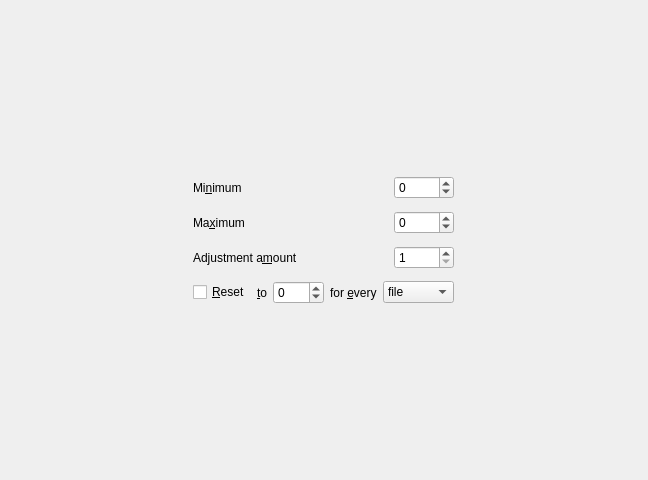
Old version of the form kplayer/kplayersettingshue.ui in the repository KDE/kplayer.
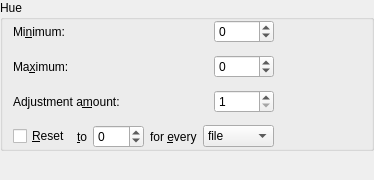
New version of the form. Custom widgets are drawn as their Qt base class.

Commit message: Replace QFrames with QGroupBoxes in configure dialog.

Diff of the .ui file:
```diff
--- a/kplayer/kplayersettingshue.ui
+++ b/kplayer/kplayersettingshue.ui
@@ -6,8 +6,8 @@
    <rect>
     <x>0</x>
     <y>0</y>
-    <width>648</width>
-    <height>480</height>
+    <width>374</width>
+    <height>180</height>
    </rect>
   </property>
   <property name="frameShape">
@@ -21,20 +21,20 @@
   </property>
   <layout class="QGridLayout">
    <item row="0" column="0">
-    <widget class="QFrame" name="frame4">
+    <widget class="QGroupBox" name="groupBox4">
      <property name="sizePolicy">
-      <sizepolicy hsizetype="Fixed" vsizetype="Fixed">
+      <sizepolicy hsizetype="Preferred" vsizetype="Preferred">
        <horstretch>0</horstretch>
        <verstretch>0</verstretch>
       </sizepolicy>
      </property>
-     <property name="frameShape">
-      <enum>QFrame::NoFrame</enum>
-     </property>
-     <property name="frameShadow">
-      <enum>QFrame::Plain</enum>
+     <property name="title">
+      <string>Hue</string>
      </property>
      <layout class="QGridLayout">
+      <property name="leftMargin">
+       <number>10</number>
+      </property>
       <item row="0" column="0">
        <widget class="QLabel" name="l_hue_minimum">
         <property name="sizePolicy">
@@ -50,7 +50,7 @@
          <string>Option to specify a lower limit on the video hue setting.</string>
         </property>
         <property name="text">
-         <string>Mi&amp;nimum</string>
+         <string>Mi&amp;nimum:</string>
         </property>
         <property name="alignment">
          <set>Qt::AlignLeading|Qt::AlignLeft|Qt::AlignVCenter</set>
@@ -103,7 +103,7 @@
          <string>Option to specify an upper limit on the video hue setting.</string>
         </property>
         <property name="text">
-         <string>Ma&amp;ximum</string>
+         <string>Ma&amp;ximum:</string>
         </property>
         <property name="alignment">
          <set>Qt::AlignLeading|Qt::AlignLeft|Qt::AlignVCenter</set>
@@ -159,7 +159,7 @@
          <string>Option to specify the amount by which to change video hue when using Increase/Decrease Hue commands on Player/Video menu or the corresponding keyboard shortcuts.</string>
         </property>
         <property name="text">
-         <string>Adjustment a&amp;mount</string>
+         <string>Adjustment a&amp;mount:</string>
         </property>
         <property name="alignment">
          <set>Qt::AlignLeading|Qt::AlignLeft|Qt::AlignVCenter</set>
@@ -324,9 +324,35 @@
         </item>
        </layout>
       </item>
+      <item row="2" column="2">
+       <spacer name="horizontalSpacer">
+        <property name="orientation">
+         <enum>Qt::Horizontal</enum>
+        </property>
+        <property name="sizeHint" stdset="0">
+         <size>
+          <width>40</width>
+          <height>20</height>
+         </size>
+        </property>
+       </spacer>
+      </item>
      </layout>
     </widget>
    </item>
+   <item row="1" column="0">
+    <spacer name="verticalSpacer">
+     <property name="orientation">
+      <enum>Qt::Vertical</enum>
+     </property>
+     <property name="sizeHint" stdset="0">
+      <size>
+       <width>20</width>
+       <height>40</height>
+      </size>
+     </property>
+    </spacer>
+   </item>
   </layout>
  </widget>
  <layoutdefault spacing="12" margin="0"/>
```
The commit also changes 12 other files.
